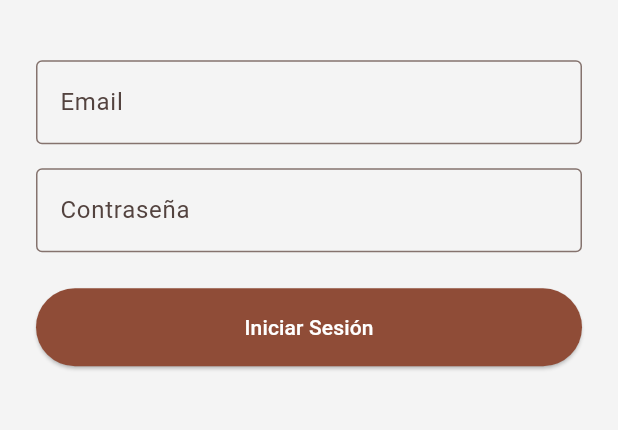
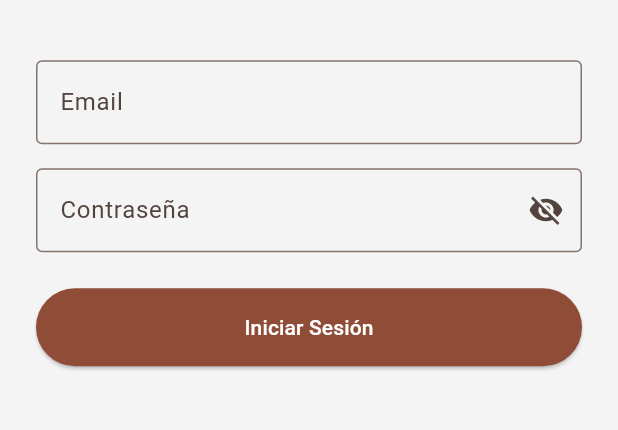
Before and after one commit to JuniorSD6650/NutriApp, a Flutter app: the screen it shows after launch, on a phone screen of 412 x 824 dp, the part 461-891 px from its top. Run offline on Flutter 3.47's test engine with Material 3 defaults, Android fonts, the phone set to English and light mode, and no system bars; our stand-ins replace flutter_secure_storage, go_router; missing offline and left inert: jwt_decode.

Commit message:
feat: boton de visibilidad en contraseña

```diff
--- a/fe_nutriapp/lib/features/auth/login_screen.dart
+++ b/fe_nutriapp/lib/features/auth/login_screen.dart
@@ -15,6 +15,11 @@ class _LoginScreenState extends State<LoginScreen> {
   final _passwordController = TextEditingController();
   bool _isLoading = false;
   String? _errorMessage;
+
+  // --- AÑADIDO ---
+  // 1. Variable de estado para controlar la visibilidad
+  bool _isPasswordObscured = true;
+  // --- FIN DE AÑADIDO ---
 
   Future<void> _submitLogin() async {
     final email = _emailController.text;
@@ -94,14 +99,32 @@ class _LoginScreenState extends State<LoginScreen> {
               ),
             ),
             const SizedBox(height: 16),
+
+            // --- WIDGET DE CONTRASEÑA MODIFICADO ---
             TextField(
               controller: _passwordController,
-              obscureText: true,
-              decoration: const InputDecoration(
+              // 2. Usa la variable de estado aquí
+              obscureText: _isPasswordObscured,
+              decoration: InputDecoration(
                 labelText: 'Contraseña',
-                border: OutlineInputBorder(),
+                border: const OutlineInputBorder(),
+                // 3. Añade el icono (el "ojito")
+                suffixIcon: IconButton(
+                  icon: Icon(
+                    // Cambia el icono basado en el estado
+                    _isPasswordObscured ? Icons.visibility_off : Icons.visibility,
+                  ),
+                  onPressed: () {
+                    // 4. Actualiza el estado al presionar el botón
+                    setState(() {
+                      _isPasswordObscured = !_isPasswordObscured;
+                    });
+                  },
+                ),
               ),
             ),
+            // --- FIN DE LA MODIFICACIÓN ---
+
             const SizedBox(height: 24),
             if (_isLoading)
               const Center(child: CircularProgressIndicator())
```
